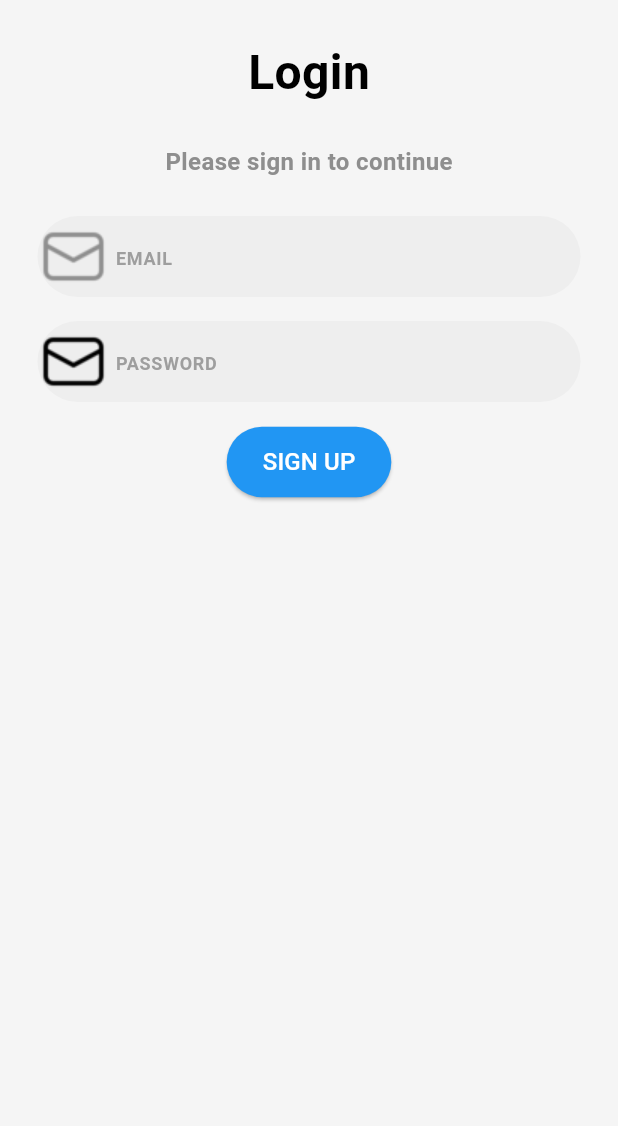
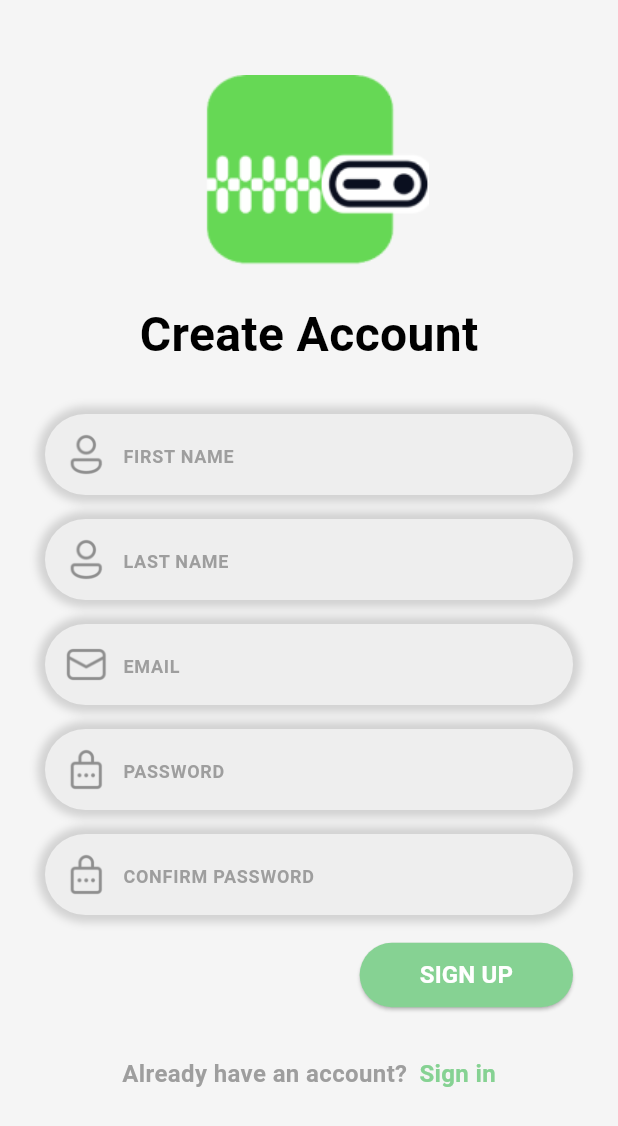
Before and after one commit to DeKxus/ZipRecipes, a Flutter app: the screen it shows after launch, on a phone screen of 412 x 824 dp. Shown: the top 1126 px of the screen. Run offline on Flutter 3.47's test engine with Material 3 defaults, Android fonts, the light colour scheme and no system bars; our stand-ins replace cloud_firestore, curved_navigation_bar, firebase_auth, firebase_core; accounts and stored records are empty.

Commit message:
13/11/2024 - Login and Regist Pages
The auth in both pages are working fine, execpt the firestore elements (rules in firebase have to be changed)

```diff
--- a/zip_recipes_app/lib/auth/regist.dart
+++ b/zip_recipes_app/lib/auth/regist.dart
@@ -0,0 +1,230 @@
+import 'package:flutter/material.dart';
+import 'package:firebase_auth/firebase_auth.dart';
+import 'package:cloud_firestore/cloud_firestore.dart';
+import 'package:zip_recipes_app/auth/login.dart';
+import 'package:zip_recipes_app/widgets/custom_pill_button.dart';
+import 'package:zip_recipes_app/widgets/custom_text_field.dart';
+
+class RegistPage extends StatefulWidget {
+  const RegistPage({super.key});
+
+  @override
+  State<RegistPage> createState() => _RegistPageState();
+}
+
+class _RegistPageState extends State<RegistPage> {
+  //text controllers
+  final _emailController = TextEditingController();
+  final _passwordController = TextEditingController();
+  final _confirmPasswordController = TextEditingController();
+  final _firstNameController = TextEditingController();
+  final _lastNameController = TextEditingController();
+
+  Future<void> signUp() async {
+    if (passwordConfirmed()) {
+      try {
+        //create user
+        UserCredential userCredential = await FirebaseAuth.instance.createUserWithEmailAndPassword(
+          email: _emailController.text.trim(),
+          password: _passwordController.text.trim(),
+        );
+
+        User? user = userCredential.user;
+        if (user != null) {
+          //add user details
+          await addUserDetails(
+            user.uid,
+            _firstNameController.text.trim(),
+            _lastNameController.text.trim(),
+            _emailController.text.trim(),
+          );
+        }
+      } catch (e) {
+        // Registration failed, show error message
+        showDialog(
+          context: context,
+          builder: (context) {
+            return AlertDialog(
+              title: Text("Registration Failed"),
+              content: Text(e.toString()),
+              actions: <Widget>[
+                TextButton(
+                  onPressed: () => Navigator.of(context).pop(),
+                  child: Text("OK"),
+                ),
+              ],
+            );
+          },
+        );
+      }
+    } else {
+      // Registration fail alert
+      showDialog(
+        context: context,
+        builder: (context) {
+          return AlertDialog(
+            title: Text("Registration Failed"),
+            content: Text("Please make sure the passwords match."),
+            actions: <Widget>[
+              TextButton(
+                onPressed: () => Navigator.of(context).pop(),
+                child: Text("OK"),
+              ),
+            ],
+          );
+        },
+      );
+    }
+  }
+
+  Future<void> addUserDetails(String uid, String firstName, String lastName, String email) async {
+    await FirebaseFirestore.instance.collection('users').doc(uid).set({
+      'first name': firstName,
+      'last name': lastName,
+      'email': email,
+    });
+  }
+
+  bool passwordConfirmed() {
+    return _passwordController.text.trim() == _confirmPasswordController.text.trim();
+  }
+
+  @override
+  void dispose() {
+    _emailController.dispose();
+    _passwordController.dispose();
+    _confirmPasswordController.dispose();
+    _firstNameController.dispose();
+    _lastNameController.dispose();
+    super.dispose();
+  }
+
+  @override
+  Widget build(BuildContext context) {
+    return Scaffold(
+      backgroundColor: Color(0xFFF5F5F5),
+      body: SingleChildScrollView(
+        child: Center(
+          child: Column(
+            children: [
+              SizedBox(height: 50.0),
+              // Logo image
+              SizedBox(
+                width: 160.0,
+                height: 130.0,
+                child: Image.asset(
+                  'assets/images/logos/logo.png',
+                  fit: BoxFit.contain,
+                ),
+              ),
+              SizedBox(height: 20),
+              // Primary title text
+              Text(
+                'Create Account',
+                style: TextStyle(
+                  fontWeight: FontWeight.bold,
+                  fontSize: 32,
+                  color: Colors.black
+                ),
+              ),
+              const SizedBox(height: 30.0),
+              //first name textfield
+              CustomTextField(
+                controller: _firstNameController,
+                hintText: 'FIRST NAME',
+                focusedIconPath: 'assets/images/icons/user_black.png',
+                unfocusedIconPath: 'assets/images/icons/user_grey.png'
+              ),
+              const SizedBox(height: 16.0),
+              //last name textfield
+              CustomTextField(
+                controller: _lastNameController,
+                hintText: 'LAST NAME',
+                focusedIconPath: 'assets/images/icons/user_black.png',
+                unfocusedIconPath: 'assets/images/icons/user_grey.png'
+              ),
+              const SizedBox(height: 16.0),
+              //email textfield
+              CustomTextField(
+                controller: _emailController,
+                hintText: 'EMAIL',
+                focusedIconPath: 'assets/images/icons/email_black.png',
+                unfocusedIconPath: 'assets/images/icons/email_grey.png'
+              ),
+              const SizedBox(height: 16.0),
+              //password textfield
+              CustomTextField(
+                controller: _passwordController,
+                hintText: 'PASSWORD',
+                obscureText: true,
+                focusedIconPath: 'assets/images/icons/password_black.png',
+                unfocusedIconPath: 'assets/images/icons/password_grey.png'
+              ),
+              const SizedBox(height: 16.0),
+              //confirm password textfield
+              CustomTextField(
+                controller: _confirmPasswordController,
+                hintText: 'CONFIRM PASSWORD',
+                obscureText: true,
+                focusedIconPath: 'assets/images/icons/password_black.png',
+                unfocusedIconPath: 'assets/images/icons/password_grey.png'
+              ),
+              const SizedBox(height: 16.0),
+              //regist button
+              Row(
+                mainAxisAlignment: MainAxisAlignment.end,
+                children: [
+                  Padding(
+                    padding: const EdgeInsets.symmetric(horizontal: 30.0),
+                    child: CustomPillButton(
+                      text: 'SIGN UP',
+                      onPressed: () {
+                        print("Button Pressed!");
+                        signUp();
+                      },
+                    ),
+                  ),
+                ],
+              ),
+              //Sign up text and button at the end
+              Padding(
+                padding: const EdgeInsets.only(top:30.0),
+                child: Row(
+                  mainAxisAlignment: MainAxisAlignment.center,
+                  children: [
+                    Text(
+                      "Already have an account?",
+                      style: TextStyle(
+                        fontSize: 16.0,
+                        fontWeight: FontWeight.bold,
+                        color: Colors.grey,
+                      ),
+                    ),
+                    SizedBox(width: 8.0),
+                    GestureDetector(
+                      onTap: () {
+                        // Handle navigation or page change here
+                        Navigator.pushReplacement(
+                          context,
+                          MaterialPageRoute(builder: (context) => LoginPage()),
+                        );
+                      },
+                      child: Text(
+                        "Sign in",
+                        style: TextStyle(
+                          fontSize: 16.0,
+                          fontWeight: FontWeight.bold,
+                          color: Color(0xFF86D293),
+                        ),
+                      ),
+                    ),
+                  ],
+                ),
+              )
+            ],
+          ),
+        ),
+      ),
+    );
+  }
+}
--- a/zip_recipes_app/lib/main.dart
+++ b/zip_recipes_app/lib/main.dart
@@ -1,7 +1,7 @@
 import 'package:flutter/material.dart';
 import 'package:firebase_core/firebase_core.dart';
-import 'package:zip_recipes_app/auth/login.dart';
-import 'package:zip_recipes_app/home/navigation.dart';
+import 'package:zip_recipes_app/auth/regist.dart';
+
 
 void main() async {
   WidgetsFlutterBinding.ensureInitialized();
@@ -17,7 +17,7 @@ class MyApp extends StatelessWidget {
   Widget build(BuildContext context) {
     return const MaterialApp(
       debugShowCheckedModeBanner: false,
-      home: LoginPage(),
+      home: RegistPage(),
     );
   }
 }
--- a/zip_recipes_app/lib/widgets/custom_pill_button.dart
+++ b/zip_recipes_app/lib/widgets/custom_pill_button.dart
@@ -3,27 +3,32 @@ import 'package:flutter/material.dart';
 class CustomPillButton extends StatelessWidget {
   final String text;
   final VoidCallback onPressed;
+  final Color buttonColor;
+  final Color textColor;
 
   const CustomPillButton({
     Key? key,
     required this.text,
     required this.onPressed,
+    this.buttonColor = const Color(0xFF86D293),
+    this.textColor = Colors.white,
   }) : super(key: key);
 
   @override
   Widget build(BuildContext context) {
     return ElevatedButton(
       style: ElevatedButton.styleFrom(
-        padding: EdgeInsets.symmetric(horizontal: 24, vertical: 12),
-        shape: StadiumBorder(), // This makes the button pill-shaped
-        backgroundColor: Colors.blue, // Customize the color as needed
+        padding: EdgeInsets.symmetric(horizontal: 40, vertical: 10),
+        shape: StadiumBorder(),
+        backgroundColor: buttonColor,
       ),
       onPressed: onPressed,
       child: Text(
         text,
         style: TextStyle(
           fontSize: 16,
-          color: Colors.white, // Customize the text color as needed
+          fontWeight: FontWeight.bold,
+          color: textColor,
         ),
       ),
     );
--- a/zip_recipes_app/lib/widgets/custom_text_field.dart
+++ b/zip_recipes_app/lib/widgets/custom_text_field.dart
@@ -15,7 +15,7 @@ class CustomTextField extends StatelessWidget {
     required this.focusedIconPath,
     required this.unfocusedIconPath,
     this.obscureText = false,
-    this.horizontalPadding = const EdgeInsets.symmetric(horizontal: 25.0),
+    this.horizontalPadding = const EdgeInsets.symmetric(horizontal: 30.0),
   }) : super(key: key);
 
   @override
@@ -34,13 +34,19 @@ class CustomTextField extends StatelessWidget {
               decoration: BoxDecoration(
                 borderRadius: BorderRadius.circular(50.0),
                 boxShadow: [
-                  if (isFocused)
-                    BoxShadow(
-                      color: Colors.black.withOpacity(0.3),
-                      blurRadius: 12.0,
-                      spreadRadius: 2.0,
-                      offset: Offset(0, 4), // Controls the shadow position
-                    ),
+                  isFocused
+                    ? BoxShadow(
+                        color: Colors.black.withOpacity(0.3),
+                        blurRadius: 2.0,
+                        spreadRadius: 2.0,
+                        offset: Offset(0, 2), // Shadow for focused state
+                      )
+                    : BoxShadow(
+                        color: Colors.grey.withOpacity(0.4),
+                        blurRadius: 4.0,
+                        spreadRadius: 5.0,
+                        offset: Offset(0, 0), // Shadow for unfocused state
+                      ),
                 ],
               ),
               child: TextField(
@@ -63,11 +69,19 @@ class CustomTextField extends StatelessWidget {
                   hintStyle: TextStyle(
                     fontSize: 12,
                     fontWeight: FontWeight.bold,
-                    color: isFocused ? Colors.blue : Colors.grey, // Change color here
+                    color: isFocused ? Colors.black : Colors.grey, // Change color here
                   ),
-                  prefixIcon: isFocused
-                      ? Image.asset(focusedIconPath, width: 5.0, height: 5.0)
-                      : Image.asset(unfocusedIconPath, width: 2.0, height: 30.0),
+                  prefixIcon: Padding(
+                    padding: EdgeInsets.only(top:8.0, bottom:8.0, left:12.0, right:5.0),
+                    child: SizedBox(
+                      width: 24.0,
+                      height: 24.0,
+                      child: Image.asset(
+                        isFocused ? focusedIconPath : unfocusedIconPath,
+                        fit: BoxFit.contain,
+                      ),
+                    ),
+                  ),
                 ),
               ),
             );
--- a/zip_recipes_app/pubspec.yaml
+++ b/zip_recipes_app/pubspec.yaml
@@ -36,6 +36,8 @@ dependencies:
   # Use with the CupertinoIcons class for iOS style icons.
   cupertino_icons: ^1.0.8
   firebase_auth: ^5.3.2
+  firebase_core: ^3.8.0
+  cloud_firestore: ^5.5.0
   curved_navigation_bar: ^1.0.6
 
 dev_dependencies:
```
Also changed, not shown: zip_recipes_app/lib/auth/login.dart (+72 -16 lines), zip_recipes_app/assets/images/logos/logo.png (added), zip_recipes_app/pubspec.lock, 3 other files.
